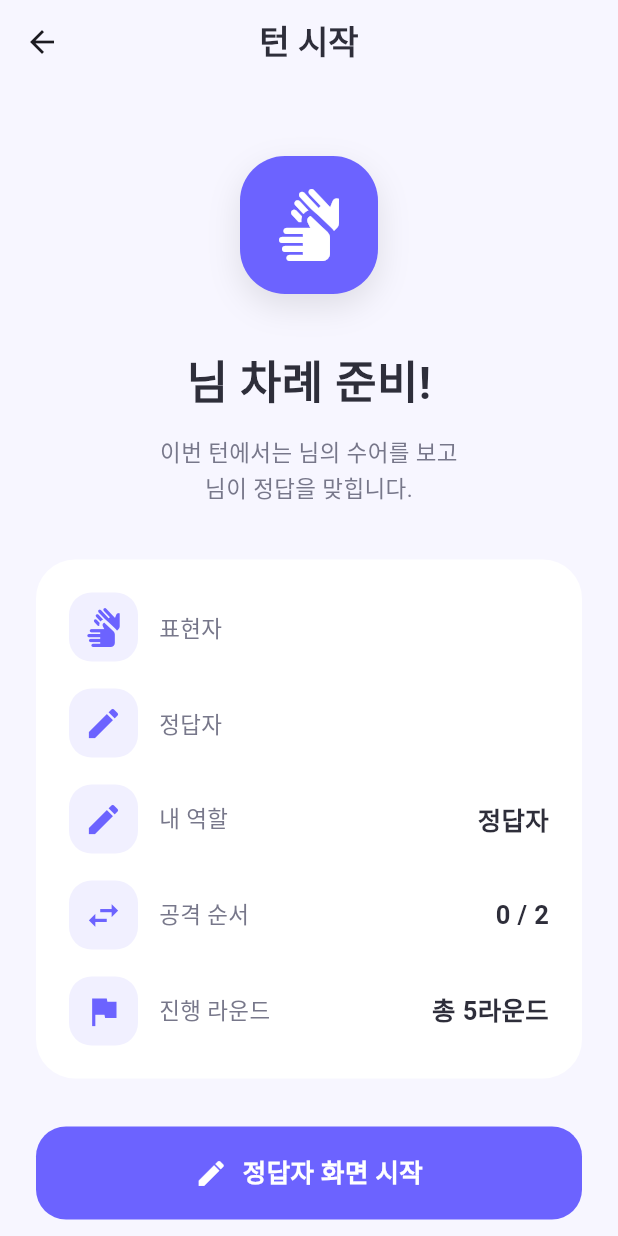
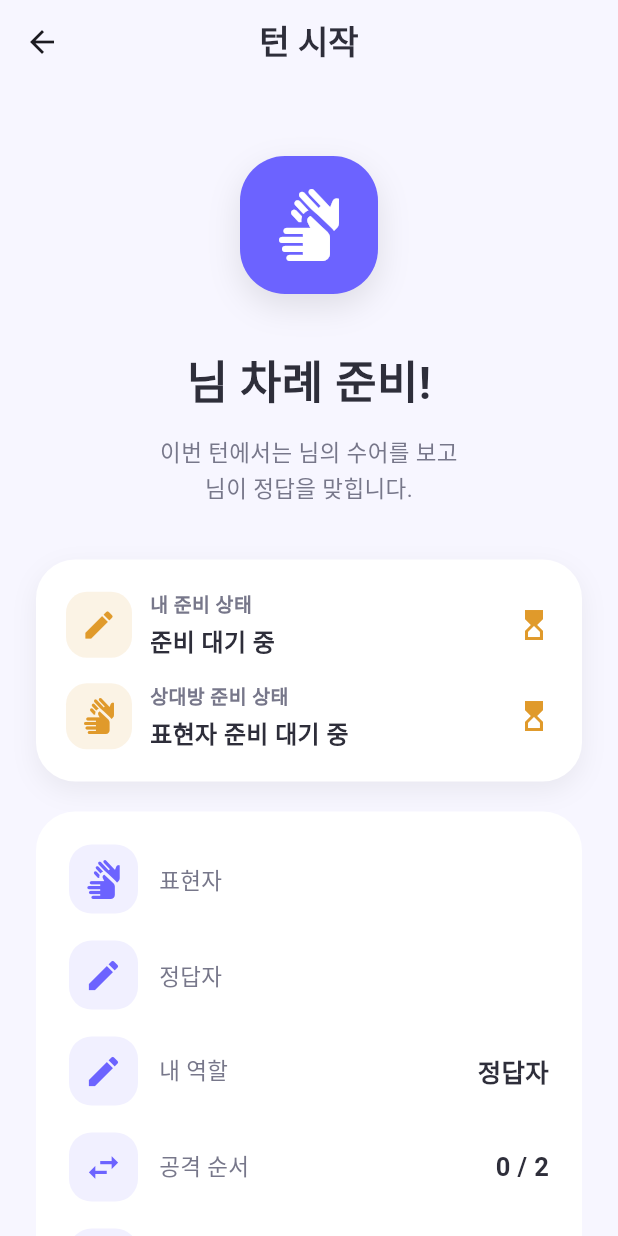
Before and after one commit to seungjae23/2026-Graduation-Project, a Flutter app: the RoleSwapScreen screen opened directly with empty values, after a tap on "정답자 턴 시작", on a phone screen of 412 x 824 dp. Run offline on Flutter 3.47's test engine with Material 3 defaults, Android fonts, the light colour scheme and no system bars; our stand-ins replace camera, cloud_firestore, firebase_core; missing offline and left inert: flutter_webrtc; accounts and stored records are empty.

Commit message:
Require both players ready before turn start

```diff
--- a/sign_play/lib/screens/turn_intro_screen.dart
+++ b/sign_play/lib/screens/turn_intro_screen.dart
@@ -132,7 +132,7 @@ class _TurnIntroScreenState extends State<TurnIntroScreen> {
     });
   }
 
-  Future<void> _startTurn() async {
+  Future<void> _toggleReady(bool nextReady) async {
     final roomCode = widget.roomCode;
 
     if (roomCode == null) {
@@ -145,14 +145,18 @@ class _TurnIntroScreenState extends State<TurnIntroScreen> {
     });
 
     try {
-      await startSyncedTurn(roomCode);
+      await setSyncedTurnReady(
+        roomCode: roomCode,
+        isSigner: widget.isSigner,
+        isReady: nextReady,
+      );
     } catch (error) {
       if (!mounted) {
         return;
       }
 
       ScaffoldMessenger.of(context).showSnackBar(
-        SnackBar(content: Text('턴 시작에 실패했습니다: $error')),
+        SnackBar(content: Text('준비 상태 업데이트에 실패했습니다: $error')),
       );
     } finally {
       if (mounted) {
@@ -263,7 +267,17 @@ class _TurnIntroScreenState extends State<TurnIntroScreen> {
         roundCountFromWords(widget.roundWords);
     final currentPlayerName = _currentPlayerName(gameState);
     final currentRole = widget.isSigner ? '표현자' : '정답자';
-    final canStartTurn =
+    final currentPlayerReady = widget.isSigner
+        ? (gameState?.signerReady ?? false)
+        : (gameState?.guesserReady ?? false);
+    final opponentReady = widget.isSigner
+        ? (gameState?.guesserReady ?? false)
+        : (gameState?.signerReady ?? false);
+    final opponentRole = widget.isSigner ? '정답자' : '표현자';
+    final readyButtonText = currentPlayerReady
+        ? '준비 취소'
+        : (widget.isSigner ? '표현자 준비' : '정답자 준비');
+    final canMarkReady =
         (gameState == null || gameState.phase == gamePhaseTurnIntro) &&
         !isStartingTurn;
 
@@ -346,6 +360,43 @@ class _TurnIntroScreenState extends State<TurnIntroScreen> {
 
               Container(
                 width: double.infinity,
+                padding: const EdgeInsets.all(20),
+                decoration: BoxDecoration(
+                  color: Colors.white,
+                  borderRadius: BorderRadius.circular(26),
+                  boxShadow: [
+                    BoxShadow(
+                      color: Colors.black.withOpacity(0.06),
+                      blurRadius: 14,
+                      offset: const Offset(0, 6),
+                    ),
+                  ],
+                ),
+                child: Column(
+                  children: [
+                    _ReadyStatusItem(
+                      icon: widget.isSigner ? Icons.sign_language : Icons.edit,
+                      title: '내 준비 상태',
+                      value: currentPlayerReady ? '준비 완료' : '준비 대기 중',
+                      isReady: currentPlayerReady,
+                    ),
+                    const SizedBox(height: 14),
+                    _ReadyStatusItem(
+                      icon: widget.isSigner ? Icons.edit : Icons.sign_language,
+                      title: '상대방 준비 상태',
+                      value: opponentReady
+                          ? '$opponentRole 준비 완료'
+                          : '$opponentRole 준비 대기 중',
+                      isReady: opponentReady,
+                    ),
+                  ],
+                ),
+              ),
+
+              const SizedBox(height: 20),
+
+              Container(
+                width: double.infinity,
                 padding: const EdgeInsets.all(22),
                 decoration: BoxDecoration(
                   color: Colors.white,
@@ -390,17 +441,17 @@ class _TurnIntroScreenState extends State<TurnIntroScreen> {
 
               if (widget.isSigner)
                 _PrimaryButton(
-                  text: isStartingTurn ? '턴 시작 중...' : '표현자 화면 시작',
+                  text: isStartingTurn ? '준비 중...' : readyButtonText,
                   icon: Icons.sign_language,
-                  enabled: canStartTurn,
-                  onTap: _startTurn,
+                  enabled: canMarkReady,
+                  onTap: () => _toggleReady(!currentPlayerReady),
                 )
               else
                 _PrimaryButton(
-                  text: isStartingTurn ? '턴 시작 중...' : '정답자 화면 시작',
+                  text: isStartingTurn ? '준비 중...' : readyButtonText,
                   icon: Icons.edit,
-                  enabled: canStartTurn,
-                  onTap: _startTurn,
+                  enabled: canMarkReady,
+                  onTap: () => _toggleReady(!currentPlayerReady),
                 ),
 
               const SizedBox(height: 18),
@@ -411,3 +462,68 @@ class _TurnIntroScreenState extends State<TurnIntroScreen> {
     );
   }
 }
+
+class _ReadyStatusItem extends StatelessWidget {
+  final IconData icon;
+  final String title;
+  final String value;
+  final bool isReady;
+
+  const _ReadyStatusItem({
+    required this.icon,
+    required this.title,
+    required this.value,
+    required this.isReady,
+  });
+
+  @override
+  Widget build(BuildContext context) {
+    final color = isReady
+        ? const Color(0xFF1CA56F)
+        : const Color(0xFFE09A2B);
+
+    return Row(
+      children: [
+        Container(
+          width: 44,
+          height: 44,
+          decoration: BoxDecoration(
+            color: color.withOpacity(0.12),
+            borderRadius: BorderRadius.circular(14),
+          ),
+          child: Icon(icon, color: color, size: 24),
+        ),
+        const SizedBox(width: 12),
+        Expanded(
+          child: Column(
+            crossAxisAlignment: CrossAxisAlignment.start,
+            children: [
+              Text(
+                title,
+                style: const TextStyle(
+                  fontSize: 13,
+                  fontWeight: FontWeight.bold,
+                  color: Color(0xFF77778A),
+                ),
+              ),
+              const SizedBox(height: 3),
+              Text(
+                value,
+                style: const TextStyle(
+                  fontSize: 16,
+                  fontWeight: FontWeight.bold,
+                  color: Color(0xFF2E2E3A),
+                ),
+              ),
+            ],
+          ),
+        ),
+        Icon(
+          isReady ? Icons.check_circle : Icons.hourglass_top,
+          color: color,
+          size: 24,
+        ),
+      ],
+    );
+  }
+}
```
Also changed, not shown: sign_play/lib/utils/game_state.dart (+52 -5 lines).
